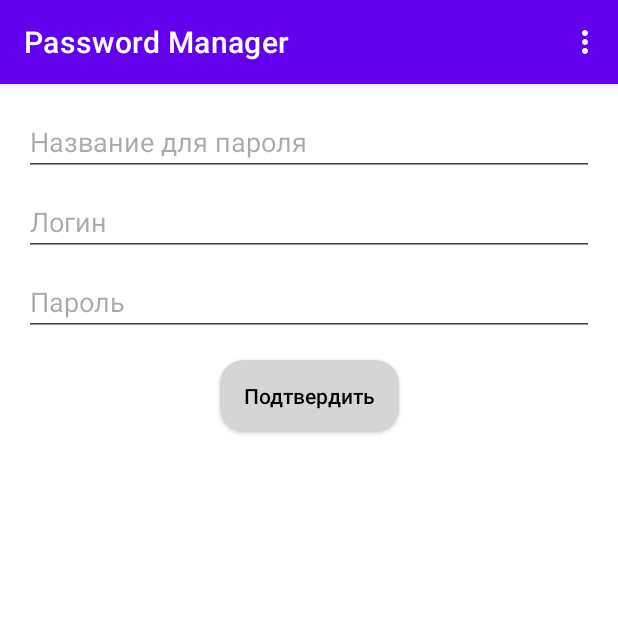
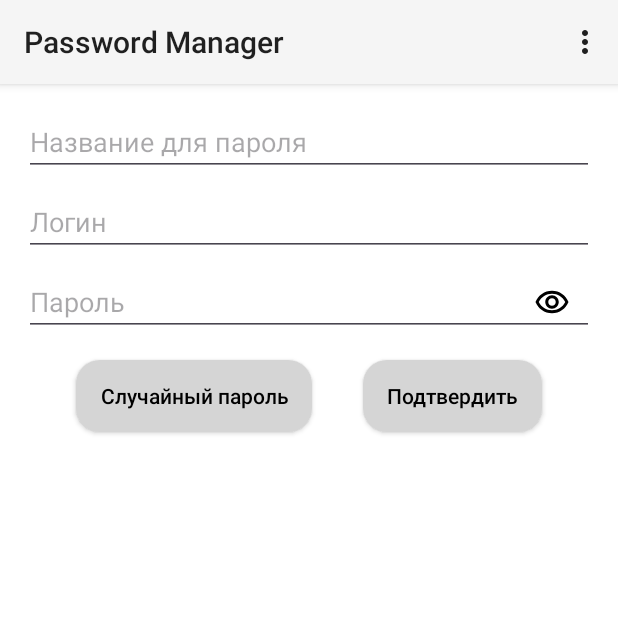
Before and after one commit to PaulMak-del/PasswordManager, an Android app: the AddPasswordFragment screen opened through its navigation route, on a phone screen of 412 x 824 dp, the top half of it. Run offline under Robolectric (Android 15) with nearby library versions, the phone set to English and light mode, and no system bars; our stand-ins replace Firebase (no records; nobody signed in at launch, a user with empty details on screens opened directly), Room's generated code.

Commit message:
Add ability to generate password and show\hide it by click

```diff
--- a/PasswordManager2/app/src/main/AndroidManifest.xml
+++ b/PasswordManager2/app/src/main/AndroidManifest.xml
@@ -23,6 +23,7 @@
         <activity
             android:name=".MainActivity"
             android:exported="true"
+            android:theme="@style/Theme.AppCompat.Light"
             android:screenOrientation="portrait" >
             <intent-filter>
                 <action android:name="android.intent.action.MAIN" />
--- /dev/null
+++ b/PasswordManager2/app/src/main/res/drawable/baseline_remove_red_eye_24.xml
@@ -0,0 +1,5 @@
+<vector android:height="24dp" android:tint="#000000"
+    android:viewportHeight="24" android:viewportWidth="24"
+    android:width="24dp" xmlns:android="http://schemas.android.com/apk/res/android">
+    <path android:fillColor="@android:color/white" android:pathData="M12,4.5C7,4.5 2.73,7.61 1,12c1.73,4.39 6,7.5 11,7.5s9.27,-3.11 11,-7.5c-1.73,-4.39 -6,-7.5 -11,-7.5zM12,17c-2.76,0 -5,-2.24 -5,-5s2.24,-5 5,-5 5,2.24 5,5 -2.24,5 -5,5zM12,9c-1.66,0 -3,1.34 -3,3s1.34,3 3,3 3,-1.34 3,-3 -1.34,-3 -3,-3z"/>
+</vector>
--- /dev/null
+++ b/PasswordManager2/app/src/main/res/drawable/outline_remove_red_eye_24.xml
@@ -0,0 +1,5 @@
+<vector android:height="24dp" android:tint="#000000"
+    android:viewportHeight="24" android:viewportWidth="24"
+    android:width="24dp" xmlns:android="http://schemas.android.com/apk/res/android">
+    <path android:fillColor="@android:color/white" android:pathData="M12,6.5c3.79,0 7.17,2.13 8.82,5.5 -1.65,3.37 -5.02,5.5 -8.82,5.5S4.83,15.37 3.18,12C4.83,8.63 8.21,6.5 12,6.5m0,-2C7,4.5 2.73,7.61 1,12c1.73,4.39 6,7.5 11,7.5s9.27,-3.11 11,-7.5c-1.73,-4.39 -6,-7.5 -11,-7.5zM12,9.5c1.38,0 2.5,1.12 2.5,2.5s-1.12,2.5 -2.5,2.5 -2.5,-1.12 -2.5,-2.5 1.12,-2.5 2.5,-2.5m0,-2c-2.48,0 -4.5,2.02 -4.5,4.5s2.02,4.5 4.5,4.5 4.5,-2.02 4.5,-4.5 -2.02,-4.5 -4.5,-4.5z"/>
+</vector>
--- a/PasswordManager2/app/src/main/res/layout/activity_login.xml
+++ b/PasswordManager2/app/src/main/res/layout/activity_login.xml
@@ -30,6 +30,7 @@
         app:layout_constraintStart_toStartOf="parent"
         app:layout_constraintTop_toBottomOf="@+id/textViewHelper"
         app:layout_constraintEnd_toEndOf="parent"
+        android:text="test25@mail.ru"
         />
 
     <EditText
@@ -45,6 +46,7 @@
         app:layout_constraintStart_toStartOf="parent"
         app:layout_constraintTop_toBottomOf="@+id/etEmail"
         app:layout_constraintEnd_toEndOf="parent"
+        android:text="password00"
         />
 
     <androidx.appcompat.widget.AppCompatButton
--- a/PasswordManager2/app/src/main/res/layout/fragment_add_password.xml
+++ b/PasswordManager2/app/src/main/res/layout/fragment_add_password.xml
@@ -44,6 +44,46 @@
         app:layout_constraintEnd_toEndOf="@+id/editTextLogin"
         />
 
+    <ImageView
+        android:id="@+id/open_eye_image"
+        android:layout_width="24dp"
+        android:layout_height="24dp"
+        android:src="@drawable/outline_remove_red_eye_24"
+
+        android:layout_marginEnd="16dp"
+        app:layout_constraintTop_toTopOf="@id/editTextPassword"
+        app:layout_constraintBottom_toBottomOf="@id/editTextPassword"
+        app:layout_constraintEnd_toEndOf="@id/editTextPassword"
+        />
+
+    <ImageView
+        android:id="@+id/close_eye_image"
+        android:layout_width="24dp"
+        android:layout_height="24dp"
+        android:src="@drawable/baseline_remove_red_eye_24"
+        android:visibility="gone"
+
+        android:layout_marginEnd="16dp"
+        app:layout_constraintTop_toTopOf="@id/editTextPassword"
+        app:layout_constraintBottom_toBottomOf="@id/editTextPassword"
+        app:layout_constraintEnd_toEndOf="@id/editTextPassword"
+        />
+
+    <androidx.appcompat.widget.AppCompatButton
+        android:id="@+id/ButtonGenerate"
+        android:layout_width="wrap_content"
+        android:layout_height="wrap_content"
+        android:text="@string/generate"
+        android:textAllCaps="false"
+        android:layout_marginTop="16dp"
+        android:background="@drawable/button_background"
+        android:textColor="@color/black"
+
+        app:layout_constraintTop_toBottomOf="@id/editTextPassword"
+        app:layout_constraintStart_toStartOf="@id/editTextPassword"
+        app:layout_constraintEnd_toStartOf="@id/ButtonConfirm"
+        />
+
     <androidx.appcompat.widget.AppCompatButton
         android:id="@+id/ButtonConfirm"
         android:layout_width="wrap_content"
@@ -54,7 +94,7 @@
         android:background="@drawable/button_background"
         android:textColor="@color/black"
         app:layout_constraintTop_toBottomOf="@+id/editTextPassword"
-        app:layout_constraintStart_toStartOf="@+id/editTextPasswordName"
+        app:layout_constraintStart_toEndOf="@id/ButtonGenerate"
         app:layout_constraintEnd_toEndOf="@+id/editTextPasswordName"
         />
 
--- a/PasswordManager2/app/src/main/res/values/strings.xml
+++ b/PasswordManager2/app/src/main/res/values/strings.xml
@@ -25,4 +25,5 @@
     <string name="login">Логин</string>
     <string name="email_tip">Введите Email</string>
     <string name="register_button">Зарегестрироваться</string>
+    <string name="generate">Случайный пароль</string>
 </resources>
```
Also changed, not shown: PasswordManager2/app/src/main/java/com/example/passwordmanager/fragments/AddPasswordFragment.kt (+22 -0 lines), PasswordManager2/app/src/main/java/com/example/passwordmanager/fragments/EditPasswordFragment.kt (+13 -0 lines), PasswordManager2/app/src/main/res/layout/fragment_edit_password.xml (+25 -0 lines).
